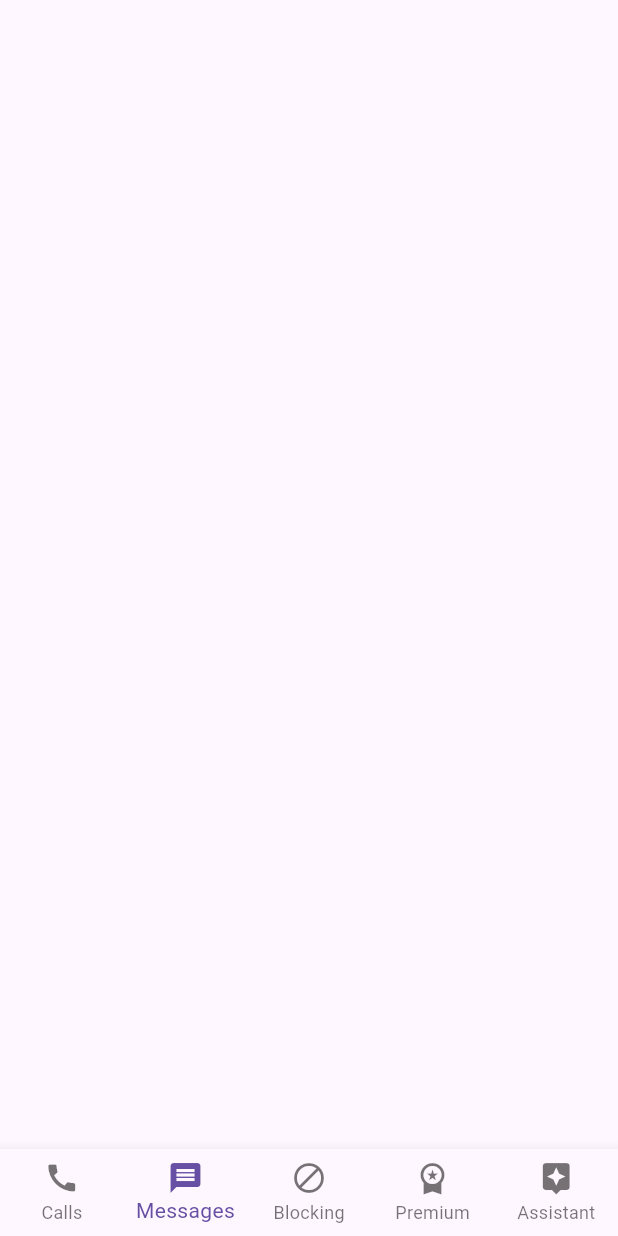
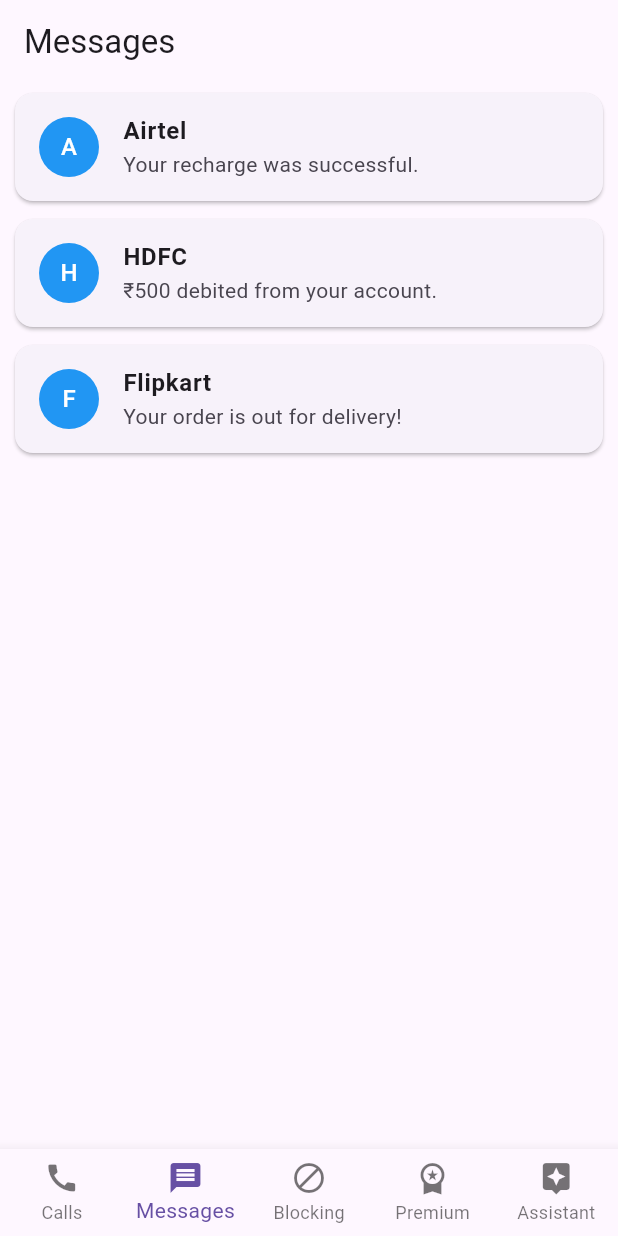
Before and after one commit to Pavan-learnixit/safedail_frountend, a Flutter app: the CustomBottomNaviaionBarScreen screen opened directly, item 2 of the bottom bar chosen, on a phone screen of 412 x 824 dp. Run offline on Flutter 3.47's test engine with Material 3 defaults, Android fonts, the light colour scheme and no system bars; our stand-ins replace device_info_plus, permission_handler; generated files the repository leaves out were written again.

Commit message:
Added new feature or fixed bug

```diff
--- /dev/null
+++ b/lib/features/presentation/pages/message_screen.dart
@@ -0,0 +1,98 @@
+import 'package:flutter/material.dart';
+import 'package:permission_handler/permission_handler.dart';
+import 'package:truecaller_clone/sms_service.dart';
+
+class MessagesScreen extends StatefulWidget {
+  const MessagesScreen({super.key});
+
+  @override
+  State<MessagesScreen> createState() => _MessagesScreenState();
+}
+
+class _MessagesScreenState extends State<MessagesScreen> {
+  List<Map<String, String>> smsMessages = [];
+  bool isLoading = true;
+
+  @override
+  void initState() {
+    super.initState();
+    askSmsPermission().then((_) {
+      loadSmsMessages();
+    });
+  }
+
+  //  Ask for SMS permission
+  Future<void> askSmsPermission() async {
+    var status = await Permission.sms.status;
+    if (!status.isGranted) {
+      await Permission.sms.request();
+    }
+  }
+
+  //  Fetch SMS messages from Java
+  Future<void> loadSmsMessages() async {
+    try {
+      final messages = await SmsService.getSmsMessages();
+      setState(() {
+        smsMessages = [
+          {
+            "address": "Airtel",
+            "body": "Your recharge was successful."
+          },
+          {
+            "address": "HDFC",
+            "body": "₹500 debited from your account."
+          },
+          {
+            "address": "Flipkart",
+            "body": "Your order is out for delivery!"
+          }
+        ];
+        isLoading = false;
+      });
+    } catch (e) {
+      print("Error loading SMS: $e");
+      setState(() {
+        isLoading = false;
+      });
+    }
+  }
+
+  @override
+  Widget build(BuildContext context) {
+    return Scaffold(
+      appBar: AppBar(title: const Text("Messages")),
+      body: isLoading
+          ? const Center(child: CircularProgressIndicator())
+          : smsMessages.isEmpty
+          ? const Center(child: Text("No messages found."))
+          : ListView.builder(
+        itemCount: smsMessages.length,
+        itemBuilder: (context, index) {
+          final sms = smsMessages[index];
+          final sender = sms['address'] ?? 'Unknown';
+          final message = sms['body'] ?? '';
+
+          return Card(
+            margin: const EdgeInsets.symmetric(horizontal: 10, vertical: 6),
+            child: ListTile(
+              leading: CircleAvatar(
+                backgroundColor: Colors.blue,
+                child: Text(
+                  sender.isNotEmpty ? sender[0].toUpperCase() : '?',
+                  style: const TextStyle(color: Colors.white),
+                ),
+              ),
+              title: Text(sender, style: const TextStyle(fontWeight: FontWeight.bold)),
+              subtitle: Text(
+                message,
+                maxLines: 2,
+                overflow: TextOverflow.ellipsis,
+              ),
+            ),
+          );
+        },
+      ),
+    );
+  }
+}
--- a/lib/features/presentation/widgets/custom_bottom_navigation.dart
+++ b/lib/features/presentation/widgets/custom_bottom_navigation.dart
@@ -1,6 +1,8 @@
 import 'package:flutter/material.dart';
 import 'package:flutter/widgets.dart';
 import 'package:truecaller_clone/features/presentation/pages/calls_screen.dart';
+
+import '../pages/message_screen.dart';
 
 class CustomBottomNaviaionBarScreen extends StatefulWidget {
   @override
@@ -14,7 +16,7 @@
   final List<Widget> _screens = [
     const CallsScreen(),
     // Container(),
-    Container(),
+    MessagesScreen(),
     Container(),
     Container(),
     Container(),
--- a/lib/main.dart
+++ b/lib/main.dart
@@ -66,6 +66,7 @@
     // });
 
     return MaterialApp(
+      debugShowCheckedModeBanner: false,
       title: 'Truecaller Clone',
       theme: ThemeData(primarySwatch: Colors.blue),
       home: LanguageScreen(),
--- /dev/null
+++ b/lib/sms_service.dart
@@ -0,0 +1,24 @@
+import 'package:flutter/services.dart';
+import 'dart:convert';
+
+class SmsService {
+  static const platform = MethodChannel('call_detection_channel');
+
+  static Future<List<Map<String, String>>> getSmsMessages() async {
+    try {
+      final String result = await platform.invokeMethod('getSmsMessages');
+      final List<dynamic> decoded = jsonDecode(result);
+
+      return decoded.map<Map<String, String>>((item) {
+        return {
+          "address": item["address"]?.toString() ?? "",
+          "body": item["body"]?.toString() ?? "",
+          "date": item["date"]?.toString() ?? "",
+        };
+      }).toList();
+    } catch (e) {
+      print("Failed to get SMS: $e");
+      return [];
+    }
+  }
+}
```
Also changed, not shown: pubspec.yaml (+7 -3 lines), pubspec.lock, 380 other files.
